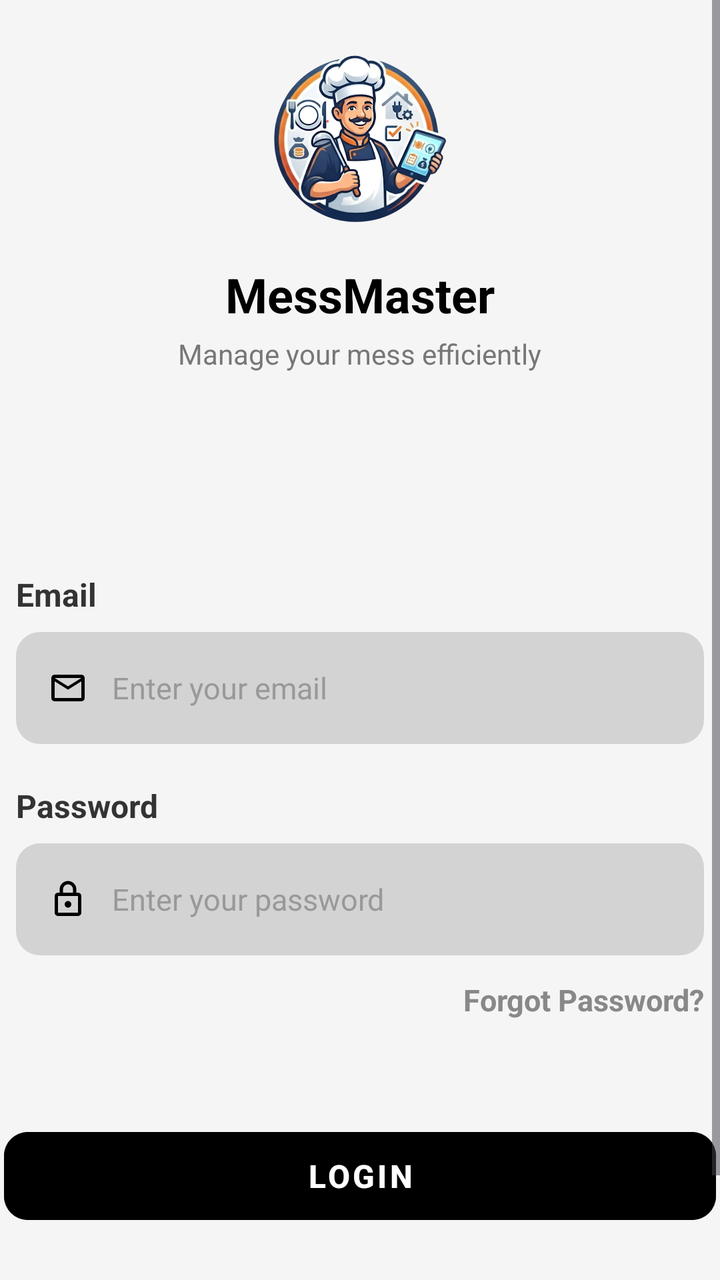
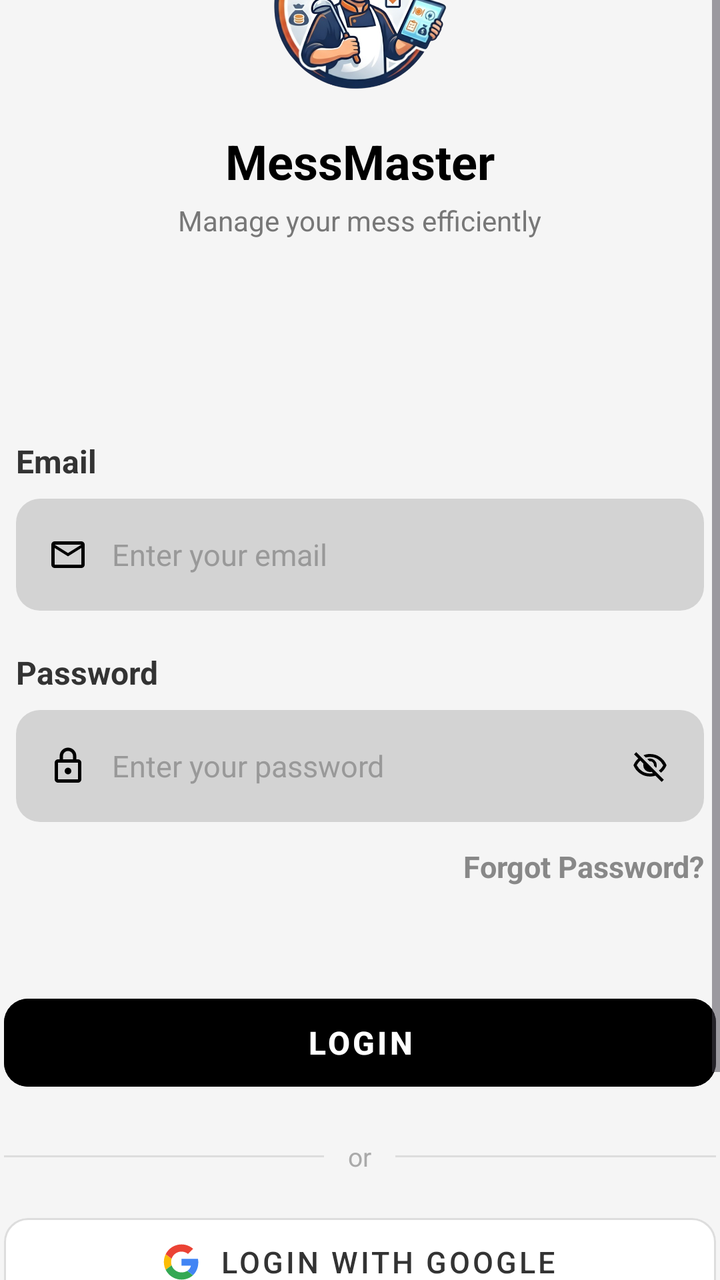

Compare the two renders of this Android layout. The source of the first and the diff that turns it into the second are given below.
<!-- AndroidManifest.xml: application theme Theme.MessMaster -->
<!-- res/layout/activity_login.xml -->
<?xml version="1.0" encoding="utf-8"?>
<ScrollView xmlns:android="http://schemas.android.com/apk/res/android"
    xmlns:app="http://schemas.android.com/apk/res-auto"
    xmlns:tools="http://schemas.android.com/tools"
    android:id="@+id/login"
    android:layout_width="match_parent"
    android:layout_height="match_parent"
    android:background="#F5F5F5"
    android:fitsSystemWindows="true"
    tools:context=".auth.LoginActivity">

    <LinearLayout
        android:layout_width="match_parent"
        android:layout_height="match_parent"
        android:orientation="vertical"
        android:layout_gravity="center"
        android:padding="2dp">

        <Space
            android:layout_width="match_parent"
            android:layout_height="80dp"/>

        <ImageView
            android:layout_width="90dp"
            android:layout_height="90dp"
            android:src="@drawable/logo"
            android:layout_gravity="center"/>

        <TextView
            android:layout_width="wrap_content"
            android:layout_height="wrap_content"
            android:text="MessMaster"
            android:textSize="24sp"
            android:textStyle="bold"
            android:textColor="#000"
            android:layout_gravity="center"
            android:layout_marginTop="16dp"/>

        <TextView
            android:layout_width="wrap_content"
            android:layout_height="wrap_content"
            android:text="Manage your mess efficiently"
            android:textSize="14sp"
            android:textColor="#777"
            android:layout_gravity="center"
            android:layout_marginTop="4dp"/>

        <Space
            android:layout_width="match_parent"
            android:layout_height="100dp" />

        <TextView
            android:layout_width="match_parent"
            android:layout_height="wrap_content"
            android:text="Email"
            android:textSize="16sp"
            android:textStyle="bold"
            android:textColor="#333333"
            android:layout_marginBottom="8dp"
            android:layout_marginHorizontal="6dp"/>

        <LinearLayout
            android:layout_width="match_parent"
            android:layout_height="56dp"
            android:orientation="horizontal"
            android:background="@drawable/bg_input_field"
            android:gravity="center_vertical"
            android:paddingHorizontal="16dp"
            android:layout_marginHorizontal="6dp">

            <ImageView
                android:layout_width="20dp"
                android:layout_height="20dp"
                android:src="@drawable/mail_icon"
                android:contentDescription="Email Icon" />

            <EditText
                android:id="@+id/etEmail"
                android:layout_width="0dp"
                android:layout_height="match_parent"
                android:layout_weight="1"
                android:layout_marginStart="12dp"
                android:hint="Enter your email"
                android:textColorHint="#999999"
                android:textColor="#000000"
                android:textSize="15sp"
                android:background="@null"
                android:inputType="textEmailAddress"
                android:singleLine="true"
                android:importantForAutofill="yes" />

        </LinearLayout>

        <Space
            android:layout_width="match_parent"
            android:layout_height="20dp" />

        <TextView
            android:layout_width="match_parent"
            android:layout_height="wrap_content"
            android:text="Password"
            android:textSize="16sp"
            android:textStyle="bold"
            android:textColor="#333333"
            android:layout_marginBottom="8dp"
            android:layout_marginHorizontal="6dp"/>

        <LinearLayout
            android:layout_width="match_parent"
            android:layout_height="56dp"
            android:orientation="horizontal"
            android:background="@drawable/bg_input_field"
            android:gravity="center_vertical"
            android:paddingHorizontal="16dp"
            android:layout_marginHorizontal="6dp">

            <ImageView
                android:layout_width="20dp"
                android:layout_height="20dp"
                android:src="@drawable/lock_icon"
                android:contentDescription="Password Icon" />

            <EditText
                android:id="@+id/etPassword"
                android:layout_width="0dp"
                android:layout_height="match_parent"
                android:layout_weight="1"
                android:layout_marginStart="12dp"
                android:hint="Enter your password"
                android:textColorHint="#999999"
                android:textColor="#000000"
                android:textSize="15sp"
                android:background="@null"
                android:inputType="textPassword"
                android:singleLine="true"
                android:importantForAutofill="yes"
                android:autofillHints="password" />

        </LinearLayout>

        <TextView
            android:id="@+id/btnForgotPassword"
            android:layout_width="match_parent"
            android:layout_height="wrap_content"
            android:text="Forgot Password?"
            android:textSize="15sp"
            android:textColor="@color/text_primary"
            android:textStyle="bold"
            android:gravity="end"
            android:layout_marginTop="12dp"
            android:clickable="true"
            android:focusable="true"
            android:background="?attr/selectableItemBackgroundBorderless"
            android:layout_marginRight="6dp"/>

        <Space
            android:layout_width="match_parent"
            android:layout_height="50dp" />

        <Button
            android:id="@+id/btnLogin"
            android:layout_width="match_parent"
            android:layout_height="56dp"
            android:text="Login"
            android:textSize="16sp"
            android:textColor="#FFFFFF"
            android:textStyle="bold"
            android:backgroundTint="#000000"
            android:stateListAnimator="@null"
            style="@style/Widget.MaterialComponents.Button"
            app:cornerRadius="12dp" />

        <LinearLayout
            android:layout_width="wrap_content"
            android:layout_height="wrap_content"
            android:orientation="horizontal"
            android:layout_gravity="center_horizontal"
            android:layout_marginTop="20dp"
            android:gravity="center_vertical">

            <TextView
                android:layout_width="wrap_content"
                android:layout_height="wrap_content"
                android:text="Don't have an account? "
                android:textSize="14sp"
                android:textColor="@color/text_primary" />

            <TextView
                android:id="@+id/btnRegister"
                android:layout_width="wrap_content"
                android:layout_height="wrap_content"
                android:text="Register"
                android:textSize="14sp"
                android:textColor="#000000"
                android:textStyle="bold"
                android:clickable="true"
                android:focusable="true"
                android:background="?attr/selectableItemBackgroundBorderless" />

        </LinearLayout>

        <Space
            android:layout_width="match_parent"
            android:layout_height="40dp" />

    </LinearLayout>

</ScrollView>
<!-- resources referenced by this layout -->
<resources>
  <color name="text_primary">#888888</color>
  <!-- drawable bg_input_field (drawable) -->
  <?xml version="1.0" encoding="utf-8"?>
  <shape xmlns:android="http://schemas.android.com/apk/res/android"
      android:shape="rectangle">
  
      <solid android:color="#D3D3D3" />
  
      <corners android:radius="12dp" />
  
  </shape>
  <!-- drawable mail_icon (drawable) -->
  <vector xmlns:android="http://schemas.android.com/apk/res/android"
      android:width="24dp"
      android:height="24dp"
      android:viewportWidth="960"
      android:viewportHeight="960">
    <path
        android:pathData="M160,800q-33,0 -56.5,-23.5T80,720v-480q0,-33 23.5,-56.5T160,160h640q33,0 56.5,23.5T880,240v480q0,33 -23.5,56.5T800,800L160,800ZM480,520L160,320v400h640v-400L480,520ZM480,440 L800,240L160,240l320,200ZM160,320v-80,480 -400Z"
        android:fillColor="#000000"/>
  </vector>
  <style name="Theme.MessMaster" parent="Base.Theme.MessMaster" />
  <style name="Base.Theme.MessMaster" parent="Theme.Material3.DayNight.NoActionBar">
          
          
      </style>
  <!-- unchanged entries left out for length: 2 -->
</resources>

<!-- the commit's change to res/layout/activity_login.xml (unified diff, before → after) -->
@@ -136,6 +136,14 @@
                 android:importantForAutofill="yes"
                 android:autofillHints="password" />
 
+            <ImageView
+                android:id="@+id/eyeTogglePassword"
+                android:layout_width="22dp"
+                android:layout_height="22dp"
+                android:src="@drawable/eye_close"
+                android:padding="2dp"
+                android:contentDescription="Toggle Password"/>
+
         </LinearLayout>
 
         <TextView
@@ -168,7 +176,56 @@
             android:backgroundTint="#000000"
             android:stateListAnimator="@null"
             style="@style/Widget.MaterialComponents.Button"
-            app:cornerRadius="12dp" />
+            app:cornerRadius="12dp"
+            android:layout_marginBottom="20dp"/>
+
+        <LinearLayout
+            android:layout_width="match_parent"
+            android:layout_height="wrap_content"
+            android:orientation="horizontal"
+            android:gravity="center_vertical"
+            android:layout_marginBottom="16dp">
+
+            <View
+                android:layout_width="0dp"
+                android:layout_height="1dp"
+                android:layout_weight="1"
+                android:background="#DDDDDD" />
+
+            <TextView
+                android:layout_width="wrap_content"
+                android:layout_height="wrap_content"
+                android:text="or"
+                android:textSize="13sp"
+                android:textColor="#AAAAAA"
+                android:paddingHorizontal="12dp" />
+
+            <View
+                android:layout_width="0dp"
+                android:layout_height="1dp"
+                android:layout_weight="1"
+                android:background="#DDDDDD" />
+
+        </LinearLayout>
+
+        <com.google.android.material.button.MaterialButton
+            android:id="@+id/btnGoogleLogin"
+            android:layout_width="match_parent"
+            android:layout_height="56dp"
+            android:text="Login with Google"
+            android:textSize="15sp"
+            android:textColor="#333333"
+            android:backgroundTint="#FFFFFF"
+            android:stateListAnimator="@null"
+            android:layout_marginBottom="24dp"
+            style="@style/Widget.MaterialComponents.Button.OutlinedButton"
+            app:icon="@drawable/google_symbol"
+            app:iconGravity="textStart"
+            app:iconPadding="10dp"
+            app:iconTint="@null"
+            app:cornerRadius="12dp"
+            app:strokeColor="#DDDDDD"
+            app:strokeWidth="1dp"/>
 
         <LinearLayout
             android:layout_width="wrap_content"
<!-- resource entries referenced after the edit -->
@@ -11,6 +11,47 @@
       <corners android:radius="12dp" />
   
   </shape>
+  <!-- drawable eye_close (drawable) -->
+  <vector xmlns:android="http://schemas.android.com/apk/res/android"
+      android:width="24dp"
+      android:height="24dp"
+      android:viewportWidth="960"
+      android:viewportHeight="960">
+    <path
+        android:pathData="m644,532 l-58,-58q9,-47 -27,-88t-93,-32l-58,-58q17,-8 34.5,-12t37.5,-4q75,0 127.5,52.5T660,460q0,20 -4,37.5T644,532ZM772,658 L714,602q38,-29 67.5,-63.5T832,460q-50,-101 -143.5,-160.5T480,240q-29,0 -57,4t-55,12l-62,-62q41,-17 84,-25.5t90,-8.5q151,0 269,83.5T920,460q-23,59 -60.5,109.5T772,658ZM792,904L624,738q-35,11 -70.5,16.5T480,760q-151,0 -269,-83.5T40,460q21,-53 53,-98.5t73,-81.5L56,168l56,-56 736,736 -56,56ZM222,336q-29,26 -53,57t-41,67q50,101 143.5,160.5T480,680q20,0 39,-2.5t39,-5.5l-36,-38q-11,3 -21,4.5t-21,1.5q-75,0 -127.5,-52.5T300,460q0,-11 1.5,-21t4.5,-21l-84,-82ZM541,429ZM390,504Z"
+        android:fillColor="#000000"/>
+  </vector>
+  <!-- drawable google_symbol (drawable) -->
+  <vector xmlns:android="http://schemas.android.com/apk/res/android"
+      android:width="800dp"
+      android:height="800dp"
+      android:viewportWidth="48"
+      android:viewportHeight="48">
+    <path
+        android:pathData="M10.327,24C10.327,22.476 10.58,21.014 11.032,19.644L3.123,13.604C1.582,16.734 0.714,20.26 0.714,24C0.714,27.737 1.581,31.261 3.12,34.388L11.025,28.337C10.577,26.973 10.327,25.517 10.327,24"
+        android:strokeWidth="1"
+        android:fillColor="#FBBC05"
+        android:fillType="evenOdd"
+        android:strokeColor="#00000000"/>
+    <path
+        android:pathData="M24.214,10.133C27.525,10.133 30.516,11.307 32.866,13.227L39.702,6.4C35.536,2.773 30.195,0.533 24.214,0.533C14.927,0.533 6.945,5.844 3.123,13.604L11.032,19.644C12.855,14.112 18.049,10.133 24.214,10.133"
+        android:strokeWidth="1"
+        android:fillColor="#EB4335"
+        android:fillType="evenOdd"
+        android:strokeColor="#00000000"/>
+    <path
+        android:pathData="M24.214,37.867C18.049,37.867 12.855,33.888 11.032,28.356L3.123,34.395C6.945,42.156 14.927,47.467 24.214,47.467C29.945,47.467 35.418,45.431 39.525,41.618L32.018,35.814C29.9,37.149 27.232,37.867 24.214,37.867"
+        android:strokeWidth="1"
+        android:fillColor="#34A853"
+        android:fillType="evenOdd"
+        android:strokeColor="#00000000"/>
+    <path
+        android:pathData="M46.645,24C46.645,22.613 46.432,21.12 46.111,19.733L24.214,19.733L24.214,28.8L36.818,28.8C36.188,31.891 34.472,34.268 32.018,35.814L39.525,41.618C43.839,37.614 46.645,31.649 46.645,24"
+        android:strokeWidth="1"
+        android:fillColor="#4285F4"
+        android:fillType="evenOdd"
+        android:strokeColor="#00000000"/>
+  </vector>
   <!-- drawable mail_icon (drawable) -->
   <vector xmlns:android="http://schemas.android.com/apk/res/android"
       android:width="24dp"
